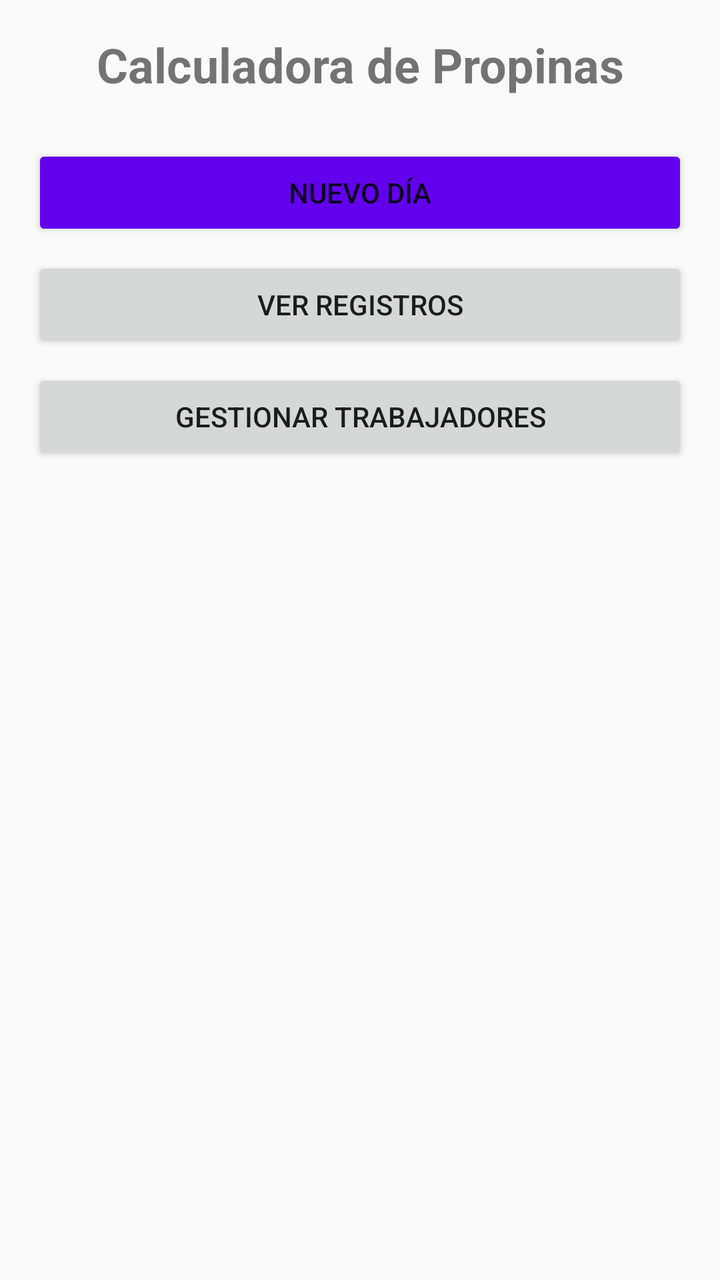
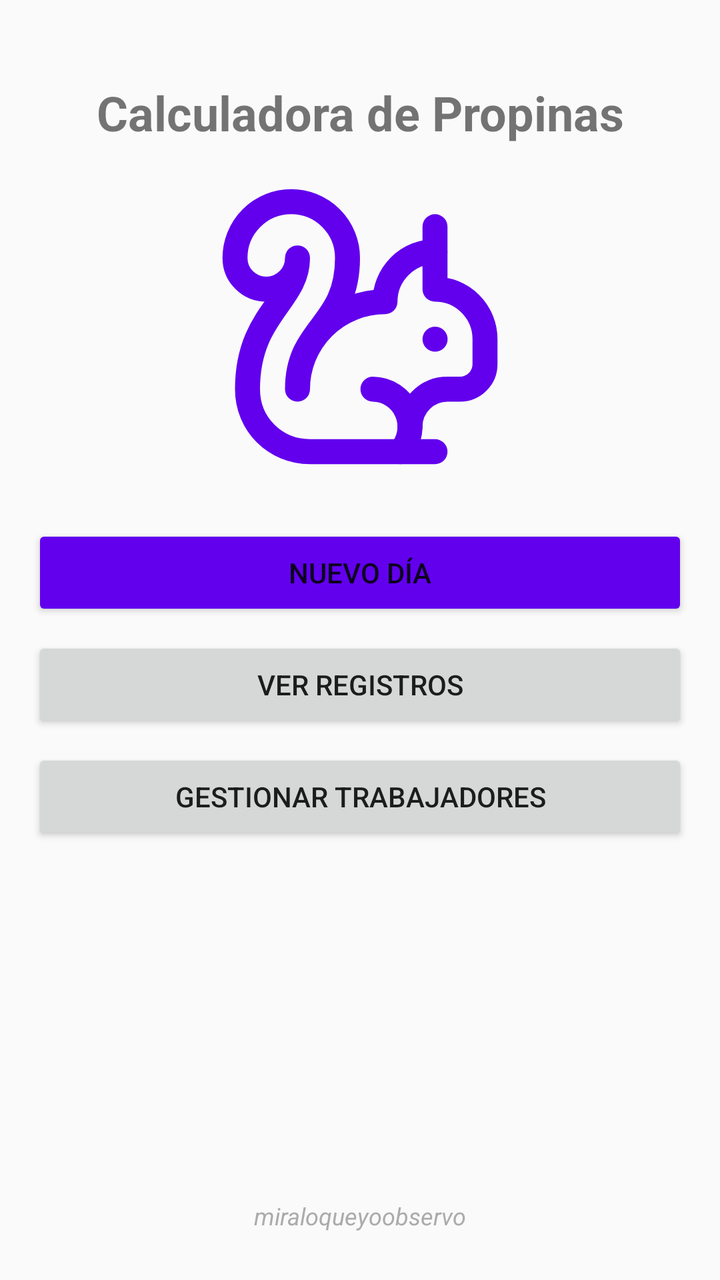

Screens rendered from an Android XML layout before and after an edit, with the pre-edit source and the edit as a unified diff.
<!-- AndroidManifest.xml: application theme Theme.AppCompat.Light -->
<!-- res/layout/activity_main.xml -->
<?xml version="1.0" encoding="utf-8"?>
<LinearLayout xmlns:android="http://schemas.android.com/apk/res/android"
    xmlns:app="http://schemas.android.com/apk/res-auto"
    android:layout_width="match_parent"
    android:layout_height="match_parent"
    android:orientation="vertical"
    android:padding="16dp">

    <TextView
        android:layout_width="match_parent"
        android:layout_height="wrap_content"
        android:text="Calculadora de Propinas"
        android:textSize="24sp"
        android:textStyle="bold"
        android:gravity="center"
        android:layout_marginBottom="24dp"/>

    <Button
        android:id="@+id/btnNuevoDia"
        android:layout_width="match_parent"
        android:layout_height="wrap_content"
        android:text="Nuevo Día"
        android:backgroundTint="@color/purple_500"/>

    <Button
        android:id="@+id/btnVerRegistros"
        android:layout_width="match_parent"
        android:layout_height="wrap_content"
        android:text="Ver Registros"
        android:layout_marginTop="8dp"/>

    <Button
        android:id="@+id/btnGestionarTrabajadores"
        android:layout_width="match_parent"
        android:layout_height="wrap_content"
        android:text="Gestionar Trabajadores"
        android:layout_marginTop="8dp"/>

</LinearLayout>
<!-- resources referenced by this layout -->
<resources>
  <color name="purple_500">#FF6200EE</color>
</resources>

<!-- the commit's change to res/layout/activity_main.xml (unified diff, before → after) -->
@@ -4,8 +4,10 @@
     android:layout_width="match_parent"
     android:layout_height="match_parent"
     android:orientation="vertical"
-    android:padding="16dp">
+    android:padding="16dp"
+    android:gravity="center_horizontal">
 
+    
     <TextView
         android:layout_width="match_parent"
         android:layout_height="wrap_content"
@@ -13,8 +15,20 @@
         android:textSize="24sp"
         android:textStyle="bold"
         android:gravity="center"
-        android:layout_marginBottom="24dp"/>
+        android:layout_marginTop="24dp"
+        android:layout_marginBottom="16dp"/>
 
+    
+    <ImageView
+        android:id="@+id/ivArdilla"
+        android:layout_width="150dp"
+        android:layout_height="150dp"
+        android:src="@drawable/ardilla"
+        android:contentDescription="Ardilla"
+        android:layout_marginBottom="24dp"
+        app:tint="@color/purple_500"/>
+
+    
     <Button
         android:id="@+id/btnNuevoDia"
         android:layout_width="match_parent"
@@ -36,4 +50,22 @@
         android:text="Gestionar Trabajadores"
         android:layout_marginTop="8dp"/>
 
+    
+    <View
+        android:layout_width="match_parent"
+        android:layout_height="0dp"
+        android:layout_weight="1"/>
+
+    
+    <TextView
+        android:id="@+id/tvFirma"
+        android:layout_width="wrap_content"
+        android:layout_height="wrap_content"
+        android:text="miraloqueyoobservo"
+        android:textSize="12sp"
+        android:textStyle="italic"
+        android:textColor="#888888"
+        android:alpha="0.7"
+        android:layout_marginBottom="8dp"/>
+
 </LinearLayout>
<!-- resource entries referenced after the edit -->
@@ -1,5 +1,40 @@
 <!-- resources referenced by this layout -->
 <resources>
   <color name="purple_500">#FF6200EE</color>
+  <!-- drawable ardilla (drawable) -->
+  <vector xmlns:android="http://schemas.android.com/apk/res/android"
+      android:width="24dp"
+      android:height="24dp"
+      android:viewportWidth="24"
+      android:viewportHeight="24">
+    <path
+        android:pathData="M15.236,22a3,3 0,0 0,-2.2 -5"
+        android:strokeLineJoin="round"
+        android:strokeWidth="2"
+        android:fillColor="#00000000"
+        android:strokeColor="#000000"
+        android:strokeLineCap="round"/>
+    <path
+        android:pathData="M16,20a3,3 0,0 1,3 -3h1a2,2 0,0 0,2 -2v-2a4,4 0,0 0,-4 -4V4"
+        android:strokeLineJoin="round"
+        android:strokeWidth="2"
+        android:fillColor="#00000000"
+        android:strokeColor="#000000"
+        android:strokeLineCap="round"/>
+    <path
+        android:pathData="M18,13h0.01"
+        android:strokeLineJoin="round"
+        android:strokeWidth="2"
+        android:fillColor="#00000000"
+        android:strokeColor="#000000"
+        android:strokeLineCap="round"/>
+    <path
+        android:pathData="M18,6a4,4 0,0 0,-4 4,7 7,0 0,0 -7,7c0,-5 4,-5 4,-10.5a4.5,4.5 0,1 0,-9 0,2.5 2.5,0 0,0 5,0C7,10 3,11 3,17c0,2.8 2.2,5 5,5h10"
+        android:strokeLineJoin="round"
+        android:strokeWidth="2"
+        android:fillColor="#00000000"
+        android:strokeColor="#000000"
+        android:strokeLineCap="round"/>
+  </vector>
 </resources>
 
